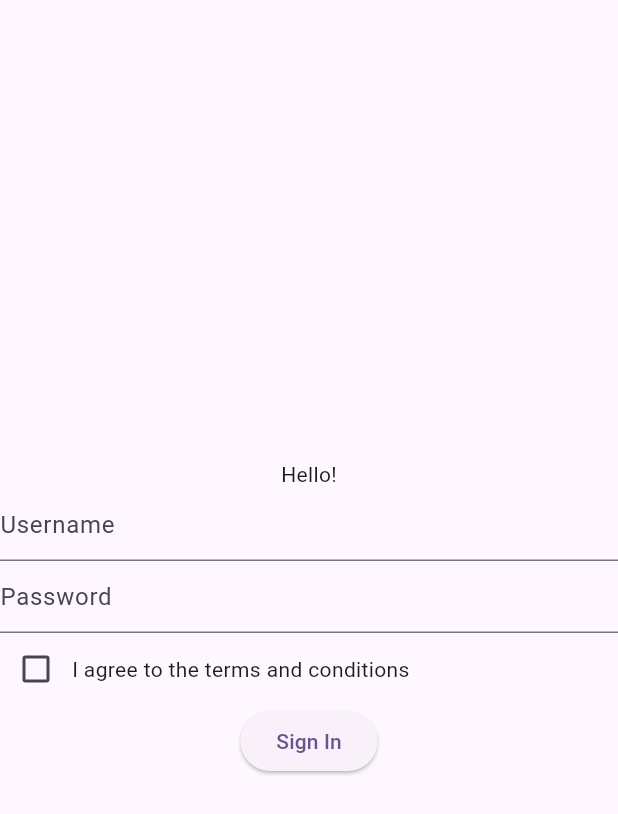
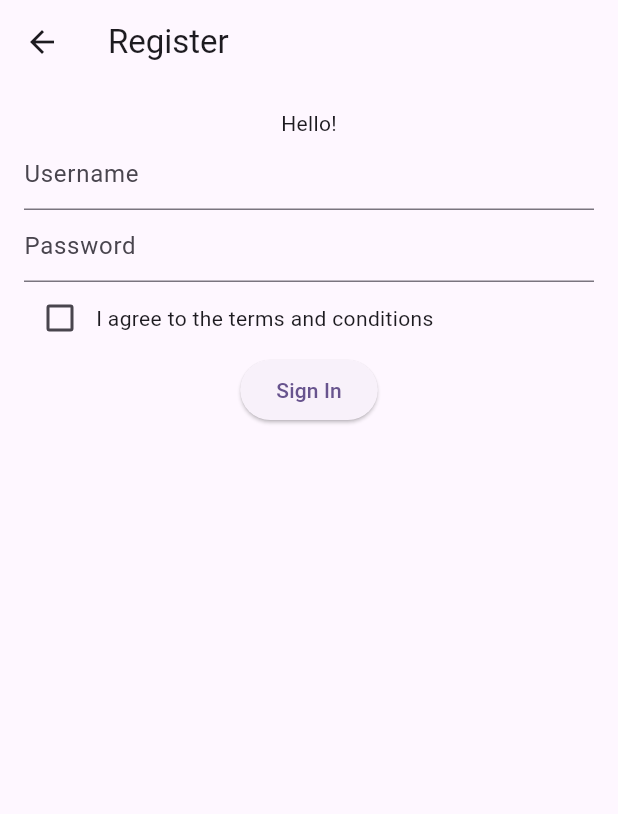
Before and after one commit to zencode-lk/Park-finder-App, a Flutter app: the screen it shows after launch, after a tap on "I already have an account", on a phone screen of 412 x 824 dp. Shown: the top 814 px of the screen. Run offline on Flutter 3.47's test engine with Material 3 defaults, Android fonts, the phone set to English and light mode, and no system bars; our stand-ins replace flutter_secure_storage, go_router, google_maps_flutter, location.

Commit message:
userLogin

```diff
--- a/park_finder/lib/pages/user_login.dart
+++ b/park_finder/lib/pages/user_login.dart
@@ -53,12 +53,14 @@ class _SignInScreenState extends State<SignInScreen> {
   @override
   Widget build(BuildContext context) {
     return Scaffold(
-      body: Center(
-        child: SingleChildScrollView(
+      appBar: AppBar(
+        title: Text('Register'),
+      ),
+      body: Padding(
+        padding: const EdgeInsets.all(16.0),
       child: Form(
         key: _formKey,
         child: Column(
-              mainAxisAlignment: MainAxisAlignment.center,
             children: <Widget>[
               Text('Hello!'),
               TextFormField(
@@ -122,7 +124,6 @@ class _SignInScreenState extends State<SignInScreen> {
           ),
         ),
       ),
-      ),
     );
   }
 }
```
Lines whose indentation alone changed are shown as unchanged.
